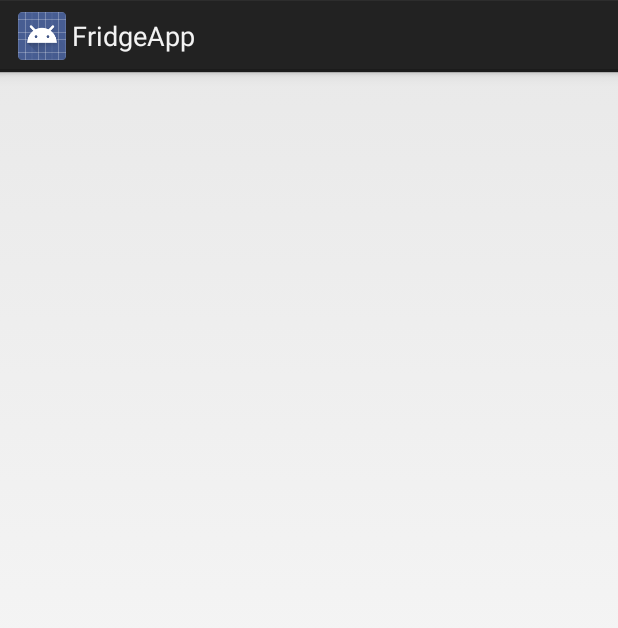
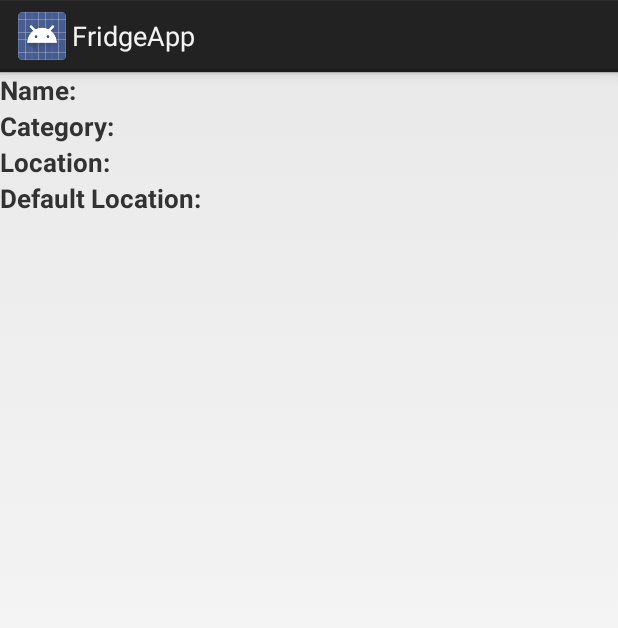
Before and after one commit to mfranklin128/FridgeApp, an Android app: the layout food_item_detail_card.xml on its own in the app's theme, with its tools: preview values and no code run, on a phone screen of 412 x 824 dp. Shown: the top 628 px of the screen. Run offline under Robolectric (Android 15) with nearby library versions, the phone set to English and light mode, and no system bars.

Commit message:
Added the item detail card dropdown

```diff
--- a/app/src/main/res/layout/food_item_detail_card.xml
+++ b/app/src/main/res/layout/food_item_detail_card.xml
@@ -1,6 +1,78 @@
 <?xml version="1.0" encoding="utf-8"?>
 <LinearLayout xmlns:android="http://schemas.android.com/apk/res/android"
-    android:orientation="vertical" android:layout_width="match_parent"
-    android:layout_height="match_parent">
+    android:id="@+id/detail_card"
+    android:layout_width="match_parent"
+    android:layout_height="match_parent"
+    android:orientation="vertical">
 
+    <LinearLayout
+        android:id="@+id/detail_card_name_row"
+        android:layout_width="match_parent"
+        android:layout_height="wrap_content"
+        android:orientation="horizontal">
+        <TextView
+            android:layout_width="wrap_content"
+            android:layout_height="wrap_content"
+            android:text="Name: "
+            android:textStyle="bold"
+            android:textSize="17sp"/>
+        <TextView
+            android:id="@+id/detail_card_name_val"
+            android:layout_width="fill_parent"
+            android:layout_height="wrap_content"
+            android:gravity="right"
+            android:textSize="17sp"/>
+    </LinearLayout>
+
+    <LinearLayout
+        android:orientation="horizontal"
+        android:layout_width="match_parent"
+        android:layout_height="wrap_content">
+        <TextView
+            android:layout_width="wrap_content"
+            android:layout_height="wrap_content"
+            android:text="Category: "
+            android:textStyle="bold"
+            android:textSize="17sp"/>
+        <TextView
+            android:id="@+id/detail_card_category_val"
+            android:layout_width="fill_parent"
+            android:layout_height="wrap_content"
+            android:gravity="right"
+            android:textSize="17sp"/>
+    </LinearLayout>
+
+    <LinearLayout
+        android:layout_width="match_parent"
+        android:layout_height="wrap_content">
+        <TextView
+            android:layout_width="wrap_content"
+            android:layout_height="wrap_content"
+            android:text="Location: "
+            android:textStyle="bold"
+            android:textSize="17sp"/>
+        <TextView
+            android:id="@+id/detail_card_location_val"
+            android:layout_width="fill_parent"
+            android:layout_height="wrap_content"
+            android:gravity="right"
+            android:textSize="17sp"/>
+    </LinearLayout>
+
+    <LinearLayout
+        android:layout_width="match_parent"
+        android:layout_height="wrap_content">
+        <TextView
+            android:layout_width="wrap_content"
+            android:layout_height="wrap_content"
+            android:text="Default Location: "
+            android:textStyle="bold"
+            android:textSize="17sp"/>
+        <TextView
+            android:id="@+id/detail_card_default_location_val"
+            android:layout_width="fill_parent"
+            android:layout_height="wrap_content"
+            android:gravity="right"
+            android:textSize="17sp"/>
+    </LinearLayout>
 </LinearLayout>
--- a/app/src/main/res/layout/shopping_list_item.xml
+++ b/app/src/main/res/layout/shopping_list_item.xml
@@ -2,7 +2,8 @@
 <RelativeLayout xmlns:android="http://schemas.android.com/apk/res/android"
     android:orientation="horizontal" android:layout_width="match_parent"
     android:layout_height="match_parent"
-    android:paddingRight="8dip">
+    android:paddingRight="8dip"
+    android:clickable="true">
     <TextView
         android:layout_width="wrap_content"
         android:layout_height="wrap_content"
```
Also changed, not shown: app/src/main/java/com/mfranklin/fridgeapp/Constants.java (+4 -4 lines), app/src/main/java/com/mfranklin/fridgeapp/FoodItemAdapter.java (added, +9 -0 lines), app/src/main/java/com/mfranklin/fridgeapp/ShoppingListFragment.java (+32 -2 lines).
